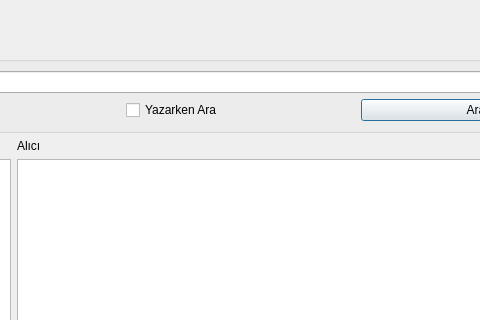
Old version of the form UI/ListeFormlari/krgkargolistesi.ui in the repository Alder-Team/KargoOtomasyonu; both pictures show x 586 to 1066 and y 0 to 320 of the 1200 by 700 pixel window.
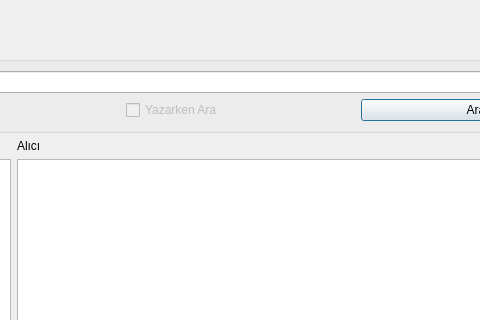
New version of the form.

```diff
--- a/UI/ListeFormlari/krgkargolistesi.ui
+++ b/UI/ListeFormlari/krgkargolistesi.ui
@@ -72,6 +72,14 @@
             </item>
             <item>
              <widget class="QCheckBox" name="checkBoxYazarkenAra">
+              <property name="enabled">
+               <bool>false</bool>
+              </property>
+              <property name="font">
+               <font>
+                <strikeout>false</strikeout>
+               </font>
+              </property>
               <property name="text">
                <string>Yazarken Ara</string>
               </property>
```
